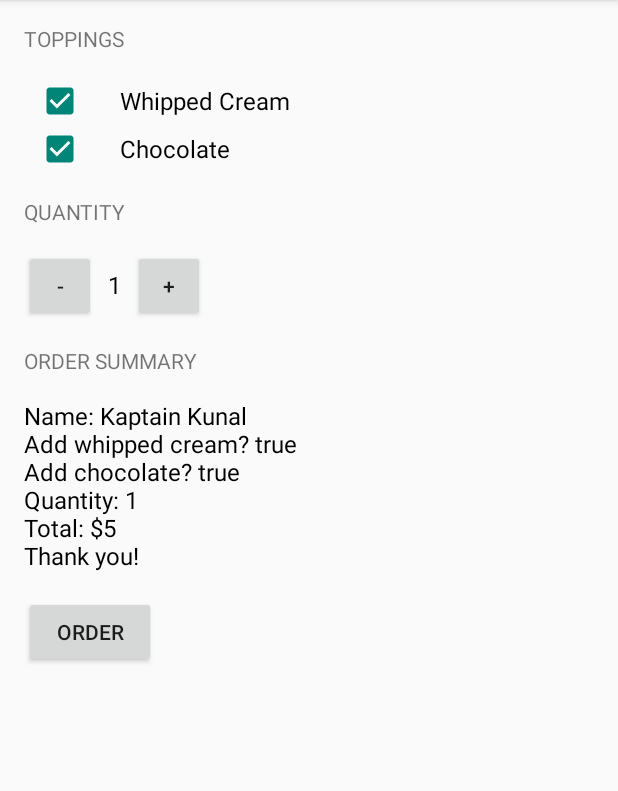
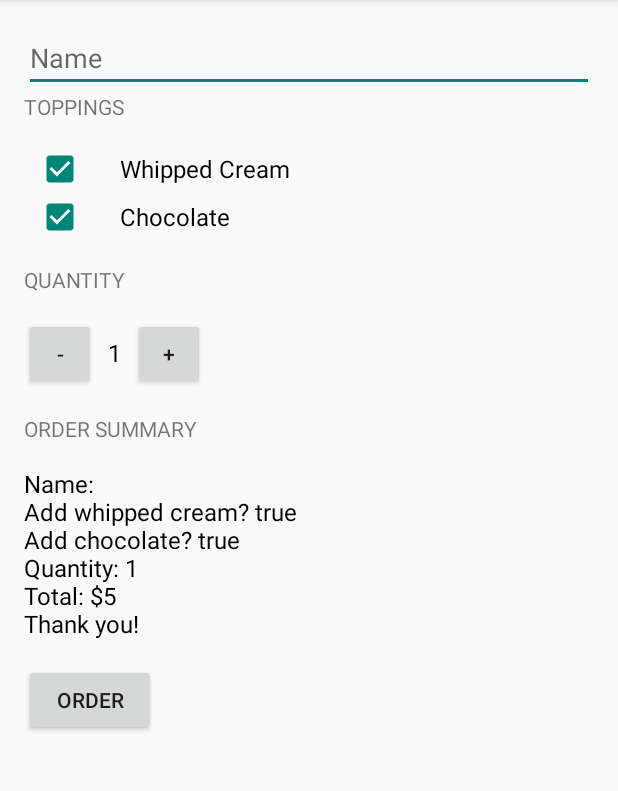
Before and after one commit to williamscs/JustJava, an Android app: the screen it shows after launch (MainActivity), after a tap on "ORDER", on a phone screen of 412 x 824 dp, the part 84-875 px from its top. Run offline under Robolectric (Android 15) with nearby library versions, the phone set to English and light mode, and no system bars; 2 other taps on this screen came first.

Commit message:
Add name to order form

```diff
--- a/app/src/main/java/com/example/android/justjava/MainActivity.java
+++ b/app/src/main/java/com/example/android/justjava/MainActivity.java
@@ -4,6 +4,7 @@ import android.os.Bundle;
 import android.support.v7.app.AppCompatActivity;
 import android.view.View;
 import android.widget.CheckBox;
+import android.widget.EditText;
 import android.widget.TextView;
 
 public class MainActivity extends AppCompatActivity {
@@ -68,7 +69,9 @@ public class MainActivity extends AppCompatActivity {
      */
     private String createOrderSummary(int price){
         String message = "";
-        message += "Name: Kaptain Kunal\n";
+        EditText et = (EditText)findViewById(R.id.name_field);
+        String name = et.getText().toString();
+        message += "Name: " + name + "\n";
         message += "Add whipped cream? " + this.hasWhippedCream + "\n";
         message += "Add chocolate? " + this.hasChocolate + "\n";
         message += "Quantity: " + this.quantity + "\n";
--- a/app/src/main/res/layout/activity_main.xml
+++ b/app/src/main/res/layout/activity_main.xml
@@ -9,6 +9,13 @@
     android:paddingRight="@dimen/activity_horizontal_margin"
     android:paddingTop="@dimen/activity_vertical_margin"
     tools:context="com.example.android.justjava.MainActivity">
+    <EditText
+        android:id="@+id/name_field"
+        android:layout_width="match_parent"
+        android:layout_height="wrap_content"
+        android:inputType="textCapWords"
+        android:hint="Name"
+        />
     <TextView
         android:layout_width="wrap_content"
         android:layout_height="wrap_content"
```
